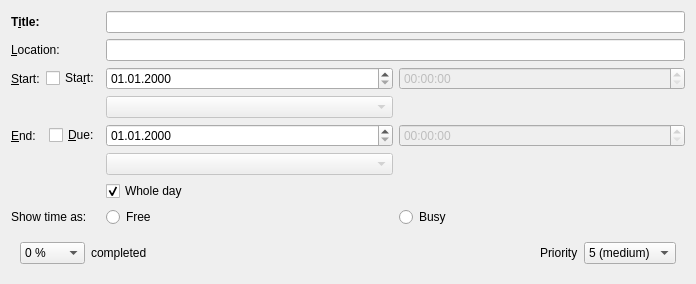
Before: the Qt Designer form incidenceeditors/incidenceeditor-ng/eventortodomobile.ui in chusopr/kdepim-ktimetracker-akonadi, drawn with Qt 5.
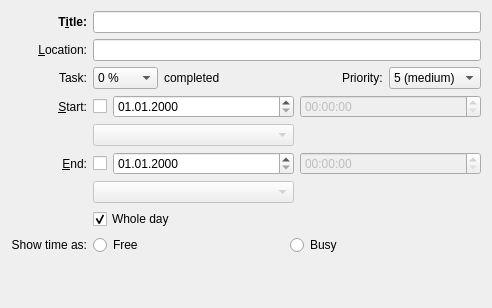
After: the same form once the commit is applied. Custom widgets are drawn as their Qt base class.

Commit message: Some ui improvements to the mobile task editor

```diff
--- a/incidenceeditors/incidenceeditor-ng/eventortodomobile.ui
+++ b/incidenceeditors/incidenceeditor-ng/eventortodomobile.ui
@@ -6,15 +6,15 @@
    <rect>
     <x>0</x>
     <y>0</y>
-    <width>696</width>
-    <height>232</height>
+    <width>492</width>
+    <height>308</height>
    </rect>
   </property>
   <layout class="QGridLayout" name="gridLayout">
    <item row="0" column="0">
     <widget class="QLabel" name="label_3">
      <property name="sizePolicy">
-      <sizepolicy hsizetype="Fixed" vsizetype="Preferred">
+      <sizepolicy hsizetype="Minimum" vsizetype="Preferred">
        <horstretch>0</horstretch>
        <verstretch>0</verstretch>
       </sizepolicy>
@@ -34,12 +34,15 @@
      <property name="text">
       <string extracomment="@label">T&amp;itle:</string>
      </property>
+     <property name="alignment">
+      <set>Qt::AlignRight|Qt::AlignTrailing|Qt::AlignVCenter</set>
+     </property>
      <property name="buddy">
       <cstring>mSummaryEdit</cstring>
      </property>
     </widget>
    </item>
-   <item row="0" column="2" colspan="2">
+   <item row="0" column="1" colspan="3">
     <widget class="KLineEdit" name="mSummaryEdit">
      <property name="sizePolicy">
       <sizepolicy hsizetype="MinimumExpanding" vsizetype="Fixed">
@@ -58,7 +61,7 @@
    <item row="1" column="0">
     <widget class="QLabel" name="label_4">
      <property name="sizePolicy">
-      <sizepolicy hsizetype="Fixed" vsizetype="Preferred">
+      <sizepolicy hsizetype="Minimum" vsizetype="Preferred">
        <horstretch>0</horstretch>
        <verstretch>0</verstretch>
       </sizepolicy>
@@ -66,12 +69,15 @@
      <property name="text">
       <string extracomment="@label">&amp;Location:</string>
      </property>
+     <property name="alignment">
+      <set>Qt::AlignRight|Qt::AlignTrailing|Qt::AlignVCenter</set>
+     </property>
      <property name="buddy">
       <cstring>mLocationEdit</cstring>
      </property>
     </widget>
    </item>
-   <item row="1" column="2" colspan="2">
+   <item row="1" column="1" colspan="3">
     <widget class="KLineEdit" name="mLocationEdit">
      <property name="sizePolicy">
       <sizepolicy hsizetype="MinimumExpanding" vsizetype="Fixed">
@@ -87,9 +93,7 @@
      </property>
     </widget>
    </item>
-   <item row="2" column="0" colspan="2">
-    <layout class="QHBoxLayout" name="horizontalLayout_7">
-     <item>
+   <item row="3" column="0">
       <widget class="QLabel" name="mStartLabel">
        <property name="sizePolicy">
         <sizepolicy hsizetype="Minimum" vsizetype="Preferred">
@@ -100,31 +104,32 @@
        <property name="text">
         <string>&amp;Start:</string>
        </property>
+     <property name="alignment">
+      <set>Qt::AlignRight|Qt::AlignTrailing|Qt::AlignVCenter</set>
+     </property>
        <property name="buddy">
         <cstring>mStartDateEdit</cstring>
        </property>
       </widget>
      </item>
-     <item>
+   <item row="3" column="1">
       <widget class="QCheckBox" name="mStartCheck">
        <property name="whatsThis">
         <string>Sets the start date for this to-do</string>
        </property>
        <property name="text">
-        <string extracomment="@option:check to-do start datetime">Sta&amp;rt:</string>
+      <string extracomment="@option:check to-do start datetime"/>
        </property>
       </widget>
      </item>
-    </layout>
-   </item>
-   <item row="2" column="2">
+   <item row="3" column="2">
     <widget class="QDateEdit" name="mStartDateEdit">
      <property name="displayFormat">
       <string>MM.dd.yyyy</string>
      </property>
     </widget>
    </item>
-   <item row="2" column="3">
+   <item row="3" column="3">
     <widget class="QTimeEdit" name="mStartTimeEdit">
      <property name="enabled">
       <bool>false</bool>
@@ -137,7 +142,7 @@
      </property>
     </widget>
    </item>
-   <item row="3" column="2">
+   <item row="4" column="1" colspan="2">
     <widget class="KPIM::KTimeZoneComboBox" name="mTimeZoneComboStart">
      <property name="enabled">
       <bool>false</bool>
@@ -153,9 +158,7 @@
      </property>
     </widget>
    </item>
-   <item row="4" column="0" colspan="2">
-    <layout class="QHBoxLayout" name="horizontalLayout_8">
-     <item>
+   <item row="5" column="0">
       <widget class="QLabel" name="mEndLabel">
        <property name="sizePolicy">
         <sizepolicy hsizetype="Minimum" vsizetype="Preferred">
@@ -166,24 +169,25 @@
        <property name="text">
         <string>&amp;End:</string>
        </property>
+     <property name="alignment">
+      <set>Qt::AlignRight|Qt::AlignTrailing|Qt::AlignVCenter</set>
+     </property>
        <property name="buddy">
         <cstring>mEndDateEdit</cstring>
        </property>
       </widget>
      </item>
-     <item>
+   <item row="5" column="1">
       <widget class="QCheckBox" name="mEndCheck">
        <property name="whatsThis">
         <string>Sets the due date for this to-do.</string>
        </property>
        <property name="text">
-        <string extracomment="to-do due datetime">&amp;Due:</string>
+      <string extracomment="to-do due datetime"/>
        </property>
       </widget>
      </item>
-    </layout>
-   </item>
-   <item row="4" column="2">
+   <item row="5" column="2">
     <widget class="QDateEdit" name="mEndDateEdit">
      <property name="sizePolicy">
       <sizepolicy hsizetype="MinimumExpanding" vsizetype="Fixed">
@@ -196,7 +200,7 @@
      </property>
     </widget>
    </item>
-   <item row="4" column="3">
+   <item row="5" column="3">
     <widget class="QTimeEdit" name="mEndTimeEdit">
      <property name="enabled">
       <bool>false</bool>
@@ -209,7 +213,7 @@
      </property>
     </widget>
    </item>
-   <item row="5" column="2">
+   <item row="6" column="1" colspan="2">
     <widget class="KPIM::KTimeZoneComboBox" name="mTimeZoneComboEnd">
      <property name="enabled">
       <bool>false</bool>
@@ -225,7 +229,7 @@
      </property>
     </widget>
    </item>
-   <item row="6" column="2">
+   <item row="7" column="1" colspan="2">
     <widget class="QCheckBox" name="mWholeDayCheck">
      <property name="whatsThis">
       <string>Set if this to-do's start and due dates have times associated with them.</string>
@@ -238,10 +242,10 @@
      </property>
     </widget>
    </item>
-   <item row="7" column="0" colspan="2">
+   <item row="8" column="0">
     <widget class="QLabel" name="mFreeBusyLabel">
      <property name="sizePolicy">
-      <sizepolicy hsizetype="Fixed" vsizetype="Preferred">
+      <sizepolicy hsizetype="Minimum" vsizetype="Preferred">
        <horstretch>0</horstretch>
        <verstretch>0</verstretch>
       </sizepolicy>
@@ -249,10 +253,13 @@
      <property name="text">
       <string>Show time as:</string>
      </property>
+     <property name="alignment">
+      <set>Qt::AlignRight|Qt::AlignTrailing|Qt::AlignVCenter</set>
+     </property>
     </widget>
    </item>
-   <item row="7" column="2" colspan="2">
-    <layout class="QHBoxLayout" name="horizontalLayout">
+   <item row="8" column="1" colspan="3">
+    <layout class="QHBoxLayout" name="mFreeBusyLayout">
      <item>
       <widget class="QRadioButton" name="mFreeRadio">
        <property name="text">
@@ -269,9 +276,18 @@
      </item>
     </layout>
    </item>
-   <item row="8" column="0" colspan="4">
+   <item row="2" column="1" colspan="3">
     <widget class="QWidget" name="mCompletionPriorityWidget" native="true">
+     <property name="sizePolicy">
+      <sizepolicy hsizetype="Minimum" vsizetype="Fixed">
+       <horstretch>0</horstretch>
+       <verstretch>0</verstretch>
+      </sizepolicy>
+     </property>
      <layout class="QHBoxLayout" name="horizontalLayout_8">
+      <property name="margin">
+       <number>0</number>
+      </property>
       <item>
        <widget class="QComboBox" name="mCompletionCombo">
         <item>
@@ -339,22 +355,22 @@
        </widget>
       </item>
       <item>
-       <spacer name="horizontalSpacer_13">
+       <spacer name="horizontalSpacer">
         <property name="orientation">
          <enum>Qt::Horizontal</enum>
         </property>
         <property name="sizeHint" stdset="0">
          <size>
-          <width>329</width>
+          <width>40</width>
           <height>20</height>
          </size>
         </property>
        </spacer>
       </item>
       <item>
-       <widget class="QLabel" name="label_9">
+       <widget class="QLabel" name="label">
         <property name="text">
-         <string>Priority</string>
+         <string>Priority:</string>
         </property>
        </widget>
       </item>
@@ -418,6 +434,29 @@
      </layout>
     </widget>
    </item>
+   <item row="9" column="0" colspan="4">
+    <spacer name="verticalSpacer">
+     <property name="orientation">
+      <enum>Qt::Vertical</enum>
+     </property>
+     <property name="sizeHint" stdset="0">
+      <size>
+       <width>20</width>
+       <height>40</height>
+      </size>
+     </property>
+    </spacer>
+   </item>
+   <item row="2" column="0">
+    <widget class="QLabel" name="label_2">
+     <property name="text">
+      <string>Task:</string>
+     </property>
+     <property name="alignment">
+      <set>Qt::AlignRight|Qt::AlignTrailing|Qt::AlignVCenter</set>
+     </property>
+    </widget>
+   </item>
   </layout>
  </widget>
  <customwidgets>
```
Lines whose indentation alone changed are shown as unchanged.
